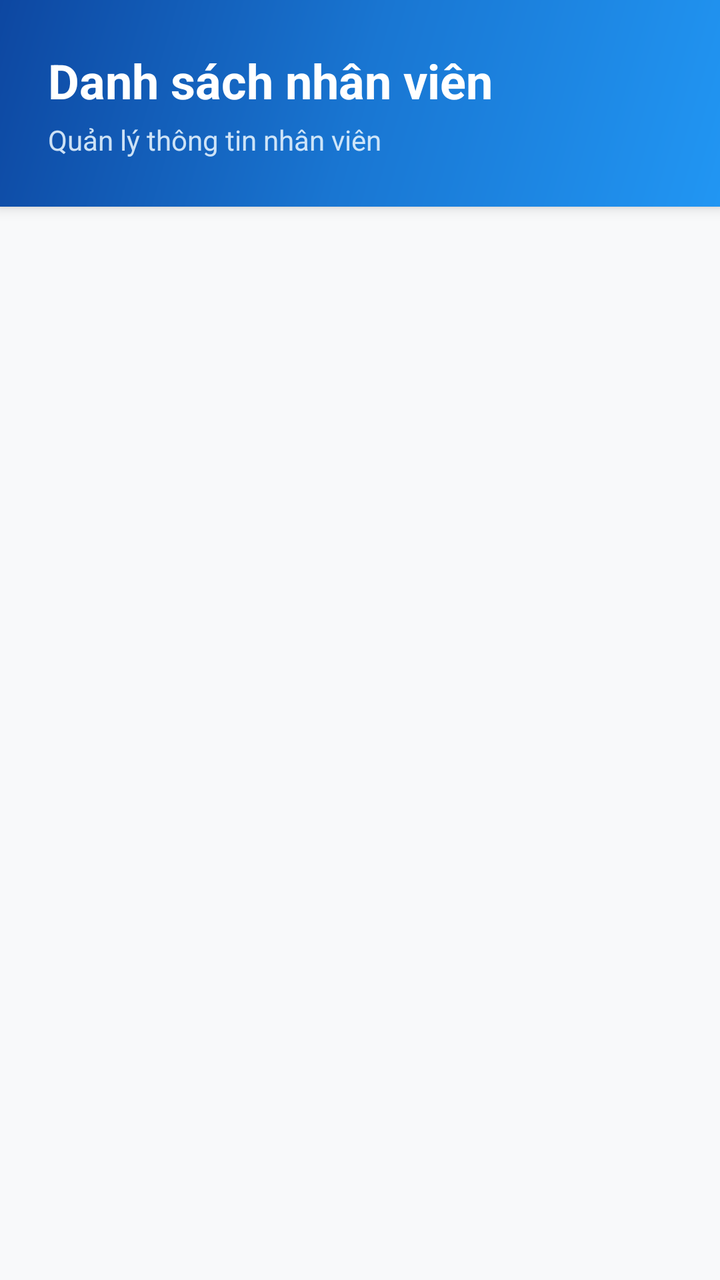
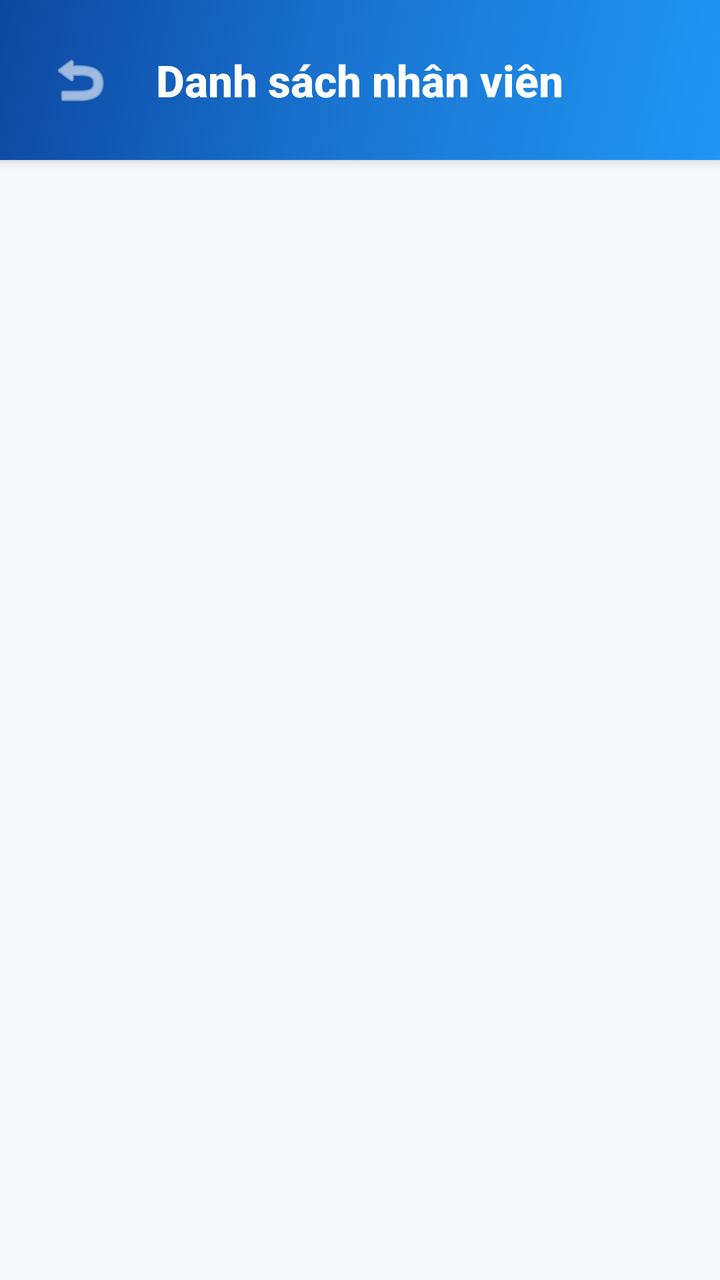

Compare the two renders of this Android layout. The source of the first and the diff that turns it into the second are given below.
<!-- AndroidManifest.xml: application theme Theme.FaceAttendance -->
<!-- res/layout/activity_manage_employees.xml -->
<?xml version="1.0" encoding="utf-8"?>
<LinearLayout xmlns:android="http://schemas.android.com/apk/res/android"
    android:layout_width="match_parent"
    android:layout_height="match_parent"
    android:orientation="vertical"
    android:background="#F8F9FA">

    
    <LinearLayout
        android:layout_width="match_parent"
        android:layout_height="wrap_content"
        android:orientation="vertical"
        android:background="@drawable/header_gradient_background"
        android:padding="24dp"
        android:elevation="4dp">

        <TextView
            android:id="@+id/manageTitle"
            android:layout_width="wrap_content"
            android:layout_height="wrap_content"
            android:text="Danh sách nhân viên"
            android:textSize="24sp"
            android:textStyle="bold"
            android:textColor="#FFFFFF"
            android:layout_marginBottom="4dp" />

        <TextView
            android:layout_width="wrap_content"
            android:layout_height="wrap_content"
            android:text="Quản lý thông tin nhân viên"
            android:textSize="14sp"
            android:textColor="#E3F2FD"
            android:alpha="0.9" />

    </LinearLayout>

    
    <FrameLayout
        android:layout_width="match_parent"
        android:layout_height="match_parent"
        android:padding="16dp">

        <androidx.recyclerview.widget.RecyclerView
            android:id="@+id/recyclerViewEmployees"
            android:layout_width="match_parent"
            android:layout_height="match_parent"
            android:clipToPadding="false"
            android:paddingBottom="16dp"
            android:scrollbars="vertical"
            android:fadeScrollbars="true" />

        
        <LinearLayout
            android:id="@+id/emptyStateLayout"
            android:layout_width="wrap_content"
            android:layout_height="wrap_content"
            android:layout_gravity="center"
            android:orientation="vertical"
            android:gravity="center"
            android:visibility="gone">

            <ImageView
                android:layout_width="80dp"
                android:layout_height="80dp"
                android:src="@android:drawable/ic_menu_agenda"
                android:alpha="0.3"
                android:layout_marginBottom="16dp" />

            <TextView
                android:layout_width="wrap_content"
                android:layout_height="wrap_content"
                android:text="Chưa có nhân viên nào"
                android:textSize="16sp"
                android:textColor="#666666"
                android:layout_marginBottom="8dp" />

            <TextView
                android:layout_width="wrap_content"
                android:layout_height="wrap_content"
                android:text="Hãy thêm nhân viên đầu tiên"
                android:textSize="14sp"
                android:textColor="#999999" />

        </LinearLayout>

    </FrameLayout>

</LinearLayout>
<!-- resources referenced by this layout -->
<resources>
  <!-- drawable header_gradient_background (drawable) -->
  <?xml version="1.0" encoding="utf-8"?>
  <shape xmlns:android="http://schemas.android.com/apk/res/android">
      <gradient
          android:angle="135"
          android:startColor="#2196F3"
          android:centerColor="#1976D2"
          android:endColor="#0D47A1"
          android:type="linear" />
  </shape>
  <style name="Theme.FaceAttendance" parent="Base.Theme.FaceAttendance" />
  <style name="Base.Theme.FaceAttendance" parent="Theme.Material3.DayNight.NoActionBar">
          
          
      </style>
</resources>

<!-- the commit's change to res/layout/activity_manage_employees.xml (unified diff, before → after) -->
@@ -1,38 +1,43 @@
 <?xml version="1.0" encoding="utf-8"?>
 <LinearLayout xmlns:android="http://schemas.android.com/apk/res/android"
+    xmlns:app="http://schemas.android.com/apk/res-auto"
     android:layout_width="match_parent"
     android:layout_height="match_parent"
     android:orientation="vertical"
     android:background="#F8F9FA">
 
     
-    <LinearLayout
+    <RelativeLayout
         android:layout_width="match_parent"
         android:layout_height="wrap_content"
-        android:orientation="vertical"
         android:background="@drawable/header_gradient_background"
-        android:padding="24dp"
+        android:padding="20dp"
         android:elevation="4dp">
+
+        <ImageButton
+            android:id="@+id/btnBack"
+            android:layout_width="40dp"
+            android:layout_height="40dp"
+            android:layout_centerVertical="true"
+            android:layout_alignParentStart="true"
+            android:src="@android:drawable/ic_menu_revert"
+            android:background="?android:attr/selectableItemBackgroundBorderless"
+            android:contentDescription="Quay lại"
+            android:padding="8dp"
+            app:tint="#FFFFFF" />
 
         <TextView
             android:id="@+id/manageTitle"
             android:layout_width="wrap_content"
             android:layout_height="wrap_content"
+            android:layout_centerInParent="true"
             android:text="Danh sách nhân viên"
-            android:textSize="24sp"
+            android:textSize="22sp"
             android:textStyle="bold"
             android:textColor="#FFFFFF"
-            android:layout_marginBottom="4dp" />
+            android:fontFamily="sans-serif-medium" />
 
-        <TextView
-            android:layout_width="wrap_content"
-            android:layout_height="wrap_content"
-            android:text="Quản lý thông tin nhân viên"
-            android:textSize="14sp"
-            android:textColor="#E3F2FD"
-            android:alpha="0.9" />
-
-    </LinearLayout>
+    </RelativeLayout>
 
     
     <FrameLayout
